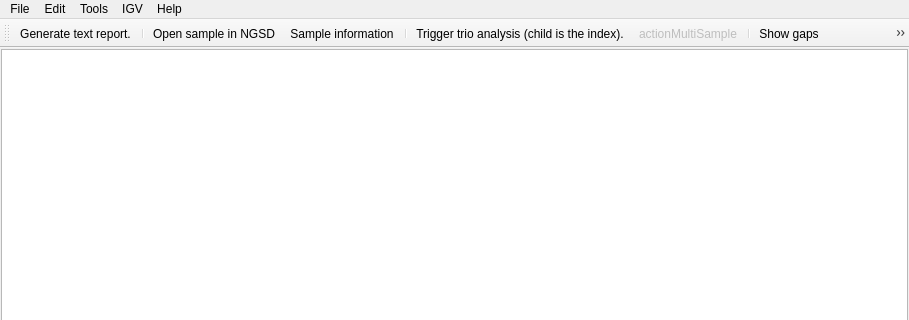
Above: src/GSvar/MainWindow.ui from imgag/ngs-bits before the change; both pictures show x 0 to 909 and y 0 to 320 of the 909 by 755 pixel window. Below: the same form after it.
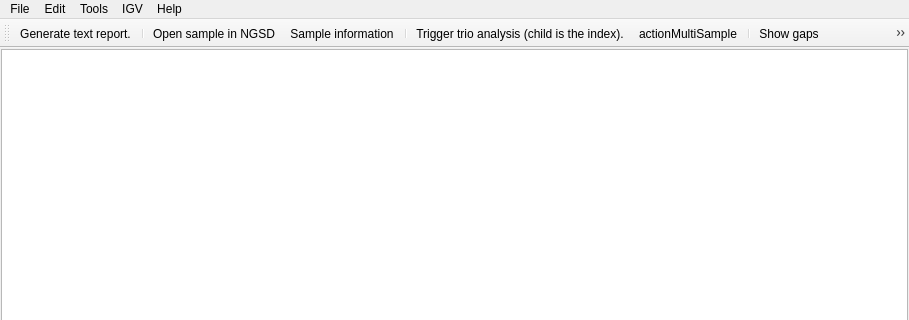
That is the form after the change. Icons and pictures are not drawn.

The edit to the form file:
```diff
--- a/src/GSvar/MainWindow.ui
+++ b/src/GSvar/MainWindow.ui
@@ -586,7 +586,7 @@
   </action>
   <action name="actionMultiSample">
    <property name="enabled">
-    <bool>false</bool>
+    <bool>true</bool>
    </property>
    <property name="icon">
     <iconset resource="GSvar.qrc">
```
Left out of the diff: 11 changed lines with no effect on the pictures.
